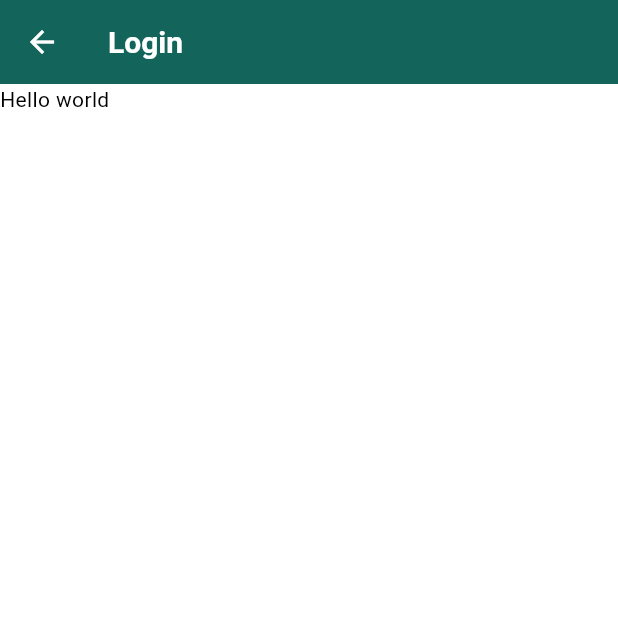
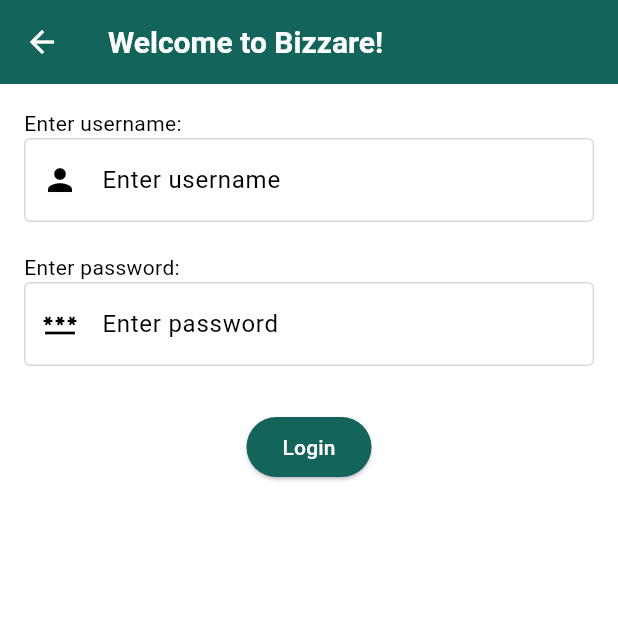
Before and after one commit to Alexander-Sturgeon/Bizzare_Mobile_App, a Flutter app: the screen it shows after launch, on a phone screen of 412 x 824 dp, the top half of it. Run offline on Flutter 3.47's test engine with Material 3 defaults, Android fonts, the phone set to English and light mode, and no system bars; our stand-ins replace reactive_forms, sqflite; accounts and stored records are empty.

Commit message:
feat: created login page and provider

```diff
--- a/bizzareapp/lib/main.dart
+++ b/bizzareapp/lib/main.dart
@@ -10,6 +10,10 @@
 import 'package:bizzareapp/views/profile_page.dart';
 import 'package:bizzareapp/views/splash_screen.dart';
 import 'package:bizzareapp/views/update_listing_page.dart';
+//PROVIDER
+import 'package:provider/provider.dart';
+import 'package:bizzareapp/providers/loginstate_provider.dart';
+
 
 //Main Entry
 void main() {
@@ -19,13 +23,15 @@
 class MyApp extends StatelessWidget {
   @override
   Widget build(BuildContext context) {
-    return MaterialApp(
-      debugShowCheckedModeBanner: false,
-      title: 'TaskPro',
-      theme: AppTheme.lightTheme,
-      // home: SplashScreen(), using named routes instead.
-      initialRoute: '/',
-      routes: {
+    return ChangeNotifierProvider(
+      create: (context) => LoginStateProvider(),
+      child: MaterialApp(
+        debugShowCheckedModeBanner: false,
+        title: 'Bizzare',
+        theme: AppTheme.lightTheme, // use the global theme
+        // home: SplashScreen(),
+        initialRoute: '/',
+        routes: {
         '/': (context) => SplashScreen(),
         '/loginPage': (context) => LoginPage(),
         '/listView': (context) => ListViewPage(),
@@ -34,6 +40,7 @@
         '/createListing': (context) => CreateListingPage(),
         '/updateListing': (context) => UpdateListingPage(),
       },
+      ),
     );
   }
 }
--- /dev/null
+++ b/bizzareapp/lib/models/user_model.dart
@@ -0,0 +1,8 @@
+class UserModel {
+  String username;
+  String password;
+  bool isLoggedIn;
+  String errorMessage;
+
+  UserModel({this.username = '', this.password = '', this.isLoggedIn = false, this.errorMessage = '',});
+}
--- /dev/null
+++ b/bizzareapp/lib/providers/loginstate_provider.dart
@@ -0,0 +1,20 @@
+import 'package:flutter/material.dart';
+import 'package:bizzareapp/models/user_model.dart';
+
+class LoginStateProvider extends ChangeNotifier {
+  final UserModel _user = UserModel(); //use the model to store user-related data
+
+  UserModel get user => _user; //getter to access the UserModel data
+
+  //method to login. to be called from the login page
+  void login(String username, String password) { //values passed from the login page
+    if (username == 'user' && password == 'password') {
+      _user.isLoggedIn = true;
+      _user.errorMessage = '';
+    } else {
+      _user.isLoggedIn = false;
+      _user.errorMessage = 'Invalid credentials';
+    }
+    notifyListeners(); //notify ui about the state changes
+  }
+}
--- a/bizzareapp/lib/views/login_page.dart
+++ b/bizzareapp/lib/views/login_page.dart
@@ -1,7 +1,12 @@
 import 'package:flutter/material.dart';
+import 'package:provider/provider.dart';
+import 'package:bizzareapp/providers/loginstate_provider.dart';
+import 'package:bizzareapp/core/app_colors.dart';
+import 'package:bizzareapp/core/app_themes.dart';
 
 class LoginPage extends StatefulWidget {
   const LoginPage({super.key});
+
   @override
   LoginPageState createState() {
     return LoginPageState();
@@ -9,13 +14,112 @@
 }
 
 class LoginPageState extends State<LoginPage> {
+  final usernameController = TextEditingController();
+  final passwordController = TextEditingController();
+
   @override
-  void dispose() {}
+  void dispose() {
+    usernameController.dispose();
+    passwordController.dispose();
+    super.dispose();
+  }
+
   @override
   Widget build(BuildContext context) {
+    final loginState = Provider.of<LoginStateProvider>(context);
+
     return Scaffold(
-      appBar: AppBar(title: Text("Login")),
-      body: Container(child: Text("Hello world")),
+      appBar: AppBar(title: Text("Welcome to Bizzare!"),),
+
+      body: Container(
+        padding: EdgeInsets.all(16),
+        child: Column(crossAxisAlignment: CrossAxisAlignment.start, children: [
+          Text("Enter username: "),
+          TextField(controller: usernameController, decoration: InputDecoration(
+            hintText: "Enter username",
+            border: OutlineInputBorder(),
+            prefixIcon: Icon(Icons.person)
+          ),
+          onChanged: (value) => loginState.user.username = value,
+          ),
+
+          SizedBox(height: 20,),
+
+          Text("Enter password: "),
+          TextField(controller: passwordController, obscureText: true, decoration: InputDecoration(
+            hintText: "Enter password",
+            border: OutlineInputBorder(),
+            prefixIcon: Icon(Icons.password)
+          ),
+          onChanged: (value) => loginState.user.password = value,
+          ),
+
+          SizedBox(height: 10,),
+
+          Consumer<LoginStateProvider>(
+            builder: (context, loginState, child) {
+
+              // Check if the user is logged in and there are no error messages
+              if (loginState.user.errorMessage.isEmpty && loginState.user.isLoggedIn) {
+
+                Future.microtask(() {
+                  Navigator.pushNamed(context, '/listView');
+                });
+                return Container();
+              } else {
+
+                return loginState.user.errorMessage.isNotEmpty
+                ? Text(loginState.user.errorMessage, style: TextStyle(color: AppColors.danger),)
+                : Container();
+              }
+            }),
+
+                      SizedBox(height: 20,),
+
+          Center(
+            child: ElevatedButton(
+              onPressed: () {
+                loginState.login(usernameController.text, passwordController.text);
+              },
+              child: Text('Login',),
+              ),
+          ),
+
+
+
+        ],),
+      ),
     );
   }
 }
+
+
+
+
+
+
+
+
+
+
+// import 'package:flutter/material.dart';
+
+// class LoginPage extends StatefulWidget {
+//   const LoginPage({super.key});
+//   @override
+//   LoginPageState createState() {
+//     return LoginPageState();
+//   }
+// }
+
+// class LoginPageState extends State<LoginPage> {
+//   @override
+//   void dispose() {}
+//   @override
+//   Widget build(BuildContext context) {
+//     return Scaffold(
+//       appBar: AppBar(title: Text("Login")),
+//       body: Container(child: Text("Hello world")),
+//     );
+//   }
+// }
--- a/bizzareapp/lib/views/splash_screen.dart
+++ b/bizzareapp/lib/views/splash_screen.dart
@@ -49,7 +49,7 @@
             );
           },
           //Placeholder imagename
-          child: Image.asset('assets/images/WSD.png', width: 150),
+          child: Image.asset('assets/images/placeholderListingImage.jpg', width: 150),
         ),
       ),
     );
--- a/bizzareapp/pubspec.yaml
+++ b/bizzareapp/pubspec.yaml
@@ -37,6 +37,7 @@
   reactive_forms: ^18.2.2
   sqflite: ^2.4.0
   path: ^1.9.0
+  provider: ^6.1.5+1
 
 dev_dependencies:
   flutter_test:
```
Also changed, not shown: bizzareapp/pubspec.lock.
